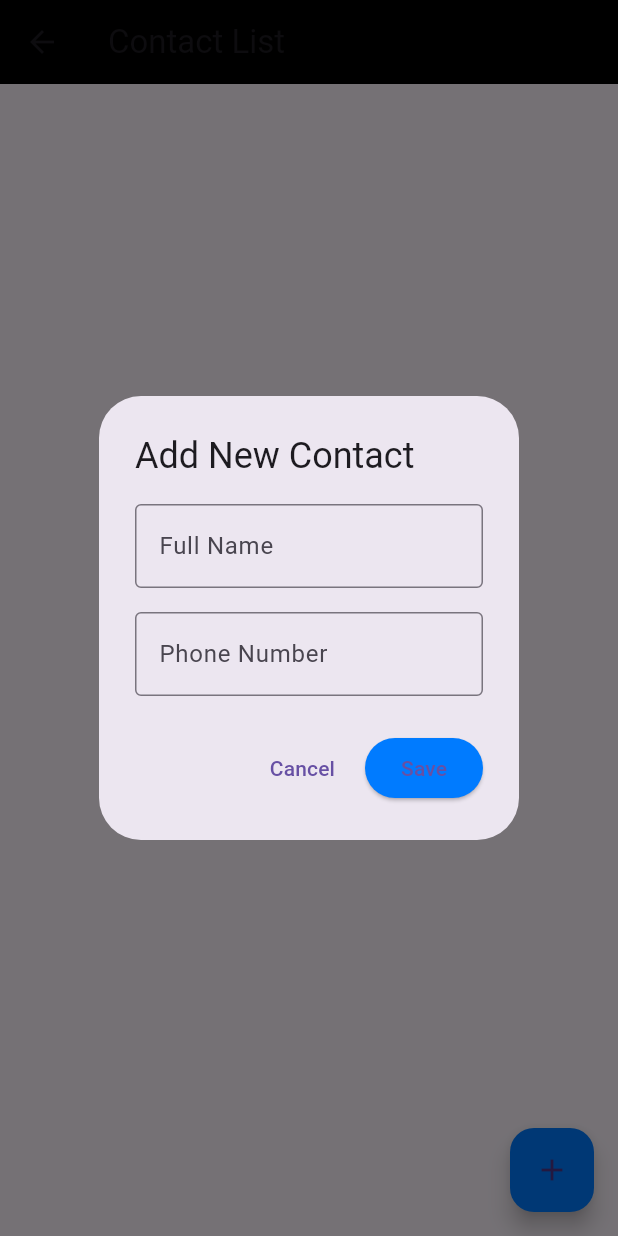
After one commit to Ahmed-Ayman89/Meeting_App, a Flutter app: the ContactsScreen screen opened directly, after a tap on the "add" icon, on a phone screen of 412 x 824 dp. The commit adds this screen. Run offline on Flutter 3.47's test engine with Material 3 defaults, Android fonts, the phone set to English and light mode, and no system bars; our stand-ins replace curved_navigation_bar, dio, flutter_bloc, flutter_svg, geocoding, google_maps_flutter and 2 more; accounts and stored records are empty; project files that could hold a hidden picture were left out.

Commit message:
Add bage contact info

```diff
--- /dev/null
+++ b/gradution_project/lib/screens/contact_info.dart
@@ -0,0 +1,265 @@
+import 'package:flutter/material.dart';
+
+import '../core/utils/App_color.dart';
+
+class Contact {
+  final String id;
+  final String name;
+  final String phone;
+
+  Contact({
+    required this.id,
+    required this.name,
+    required this.phone,
+  });
+}
+
+class ContactsScreen extends StatefulWidget {
+  const ContactsScreen({super.key});
+
+  @override
+  State<ContactsScreen> createState() => _ContactsScreenState();
+}
+
+class _ContactsScreenState extends State<ContactsScreen> {
+  final List<Contact> _contacts = [];
+  final _nameController = TextEditingController();
+  final _phoneController = TextEditingController();
+
+  @override
+  void dispose() {
+    _nameController.dispose();
+    _phoneController.dispose();
+    super.dispose();
+  }
+
+  @override
+  Widget build(BuildContext context) {
+    return Scaffold(
+      appBar: AppBar(
+        title: const Text('Contact List'),
+        backgroundColor: AppColor.black,
+      ),
+      body: _contacts.isEmpty
+          ? _buildEmptyState()
+          : ListView.builder(
+              padding: const EdgeInsets.all(16),
+              itemCount: _contacts.length,
+              itemBuilder: (context, index) {
+                return _buildContactItem(_contacts[index]);
+              },
+            ),
+      floatingActionButton: FloatingActionButton(
+        onPressed: () => _showAddContactDialog(context),
+        backgroundColor: AppColor.blue,
+        child: const Icon(Icons.add),
+      ),
+    );
+  }
+
+  Widget _buildEmptyState() {
+    return Center(
+      child: Column(
+        mainAxisAlignment: MainAxisAlignment.center,
+        children: [
+          Icon(Icons.contacts, size: 60, color: Colors.grey[400]),
+          const SizedBox(height: 16),
+          const Text(
+            'No contacts yet',
+            style: TextStyle(fontSize: 18, color: Colors.grey),
+          ),
+          const SizedBox(height: 8),
+          Text(
+            'Tap the + button to add a contact',
+            style: TextStyle(color: Colors.grey[600]),
+          ),
+        ],
+      ),
+    );
+  }
+
+  Widget _buildContactItem(Contact contact) {
+    return Card(
+      margin: const EdgeInsets.only(bottom: 16),
+      shape: RoundedRectangleBorder(
+        borderRadius: BorderRadius.circular(12),
+      ),
+      child: ListTile(
+        leading: const CircleAvatar(
+          radius: 25,
+          backgroundImage: AssetImage('assets/images/profile_placeholder.png'),
+        ),
+        title: Text(
+          contact.name,
+          style: const TextStyle(fontWeight: FontWeight.bold),
+        ),
+        subtitle: Text(contact.phone),
+        trailing: Row(
+          mainAxisSize: MainAxisSize.min,
+          children: [
+            IconButton(
+              icon: const Icon(Icons.edit, color: AppColor.black),
+              onPressed: () => _showEditContactDialog(context, contact),
+            ),
+            IconButton(
+              icon: const Icon(Icons.delete, color: Colors.red),
+              onPressed: () => _showDeleteConfirmation(context, contact),
+            ),
+          ],
+        ),
+      ),
+    );
+  }
+
+  void _showAddContactDialog(BuildContext context) {
+    _nameController.clear();
+    _phoneController.clear();
+
+    showDialog(
+      context: context,
+      builder: (context) {
+        return AlertDialog(
+          title: const Text('Add New Contact'),
+          content: Column(
+            mainAxisSize: MainAxisSize.min,
+            children: [
+              TextField(
+                controller: _nameController,
+                decoration: const InputDecoration(
+                  labelText: 'Full Name',
+                  border: OutlineInputBorder(),
+                ),
+              ),
+              const SizedBox(height: 16),
+              TextField(
+                controller: _phoneController,
+                decoration: const InputDecoration(
+                  labelText: 'Phone Number',
+                  border: OutlineInputBorder(),
+                ),
+                keyboardType: TextInputType.phone,
+              ),
+            ],
+          ),
+          actions: [
+            TextButton(
+              onPressed: () => Navigator.pop(context),
+              child: const Text('Cancel'),
+            ),
+            ElevatedButton(
+              onPressed: () {
+                if (_nameController.text.isNotEmpty &&
+                    _phoneController.text.isNotEmpty) {
+                  setState(() {
+                    _contacts.add(
+                      Contact(
+                        id: DateTime.now().toString(),
+                        name: _nameController.text,
+                        phone: _phoneController.text,
+                      ),
+                    );
+                  });
+                  Navigator.pop(context);
+                }
+              },
+              style: ElevatedButton.styleFrom(
+                backgroundColor: AppColor.blue,
+              ),
+              child: const Text('Save'),
+            ),
+          ],
+        );
+      },
+    );
+  }
+
+  void _showEditContactDialog(BuildContext context, Contact contact) {
+    _nameController.text = contact.name;
+    _phoneController.text = contact.phone;
+
+    showDialog(
+      context: context,
+      builder: (context) {
+        return AlertDialog(
+          title: const Text('Edit Contact'),
+          content: Column(
+            mainAxisSize: MainAxisSize.min,
+            children: [
+              TextField(
+                controller: _nameController,
+                decoration: const InputDecoration(
+                  labelText: 'Full Name',
+                  border: OutlineInputBorder(),
+                ),
+              ),
+              const SizedBox(height: 16),
+              TextField(
+                controller: _phoneController,
+                decoration: const InputDecoration(
+                  labelText: 'Phone Number',
+                  border: OutlineInputBorder(),
+                ),
+                keyboardType: TextInputType.phone,
+              ),
+            ],
+          ),
+          actions: [
+            TextButton(
+              onPressed: () => Navigator.pop(context),
+              child: const Text('Cancel'),
+            ),
+            ElevatedButton(
+              onPressed: () {
+                setState(() {
+                  final index = _contacts.indexWhere((c) => c.id == contact.id);
+                  if (index != -1) {
+                    _contacts[index] = Contact(
+                      id: contact.id,
+                      name: _nameController.text,
+                      phone: _phoneController.text,
+                    );
+                  }
+                });
+                Navigator.pop(context);
+              },
+              style: ElevatedButton.styleFrom(
+                backgroundColor: AppColor.black,
+              ),
+              child: const Text('Update'),
+            ),
+          ],
+        );
+      },
+    );
+  }
+
+  void _showDeleteConfirmation(BuildContext context, Contact contact) {
+    showDialog(
+      context: context,
+      builder: (context) {
+        return AlertDialog(
+          title: const Text('Delete Contact'),
+          content: const Text('Are you sure you want to delete this contact?'),
+          actions: [
+            TextButton(
+              onPressed: () => Navigator.pop(context),
+              child: const Text('Cancel'),
+            ),
+            ElevatedButton(
+              onPressed: () {
+                setState(() {
+                  _contacts.removeWhere((c) => c.id == contact.id);
+                });
+                Navigator.pop(context);
+              },
+              style: ElevatedButton.styleFrom(
+                backgroundColor: Colors.red,
+              ),
+              child: const Text('Delete'),
+            ),
+          ],
+        );
+      },
+    );
+  }
+}
```
Also changed, not shown: gradution_project/lib/screens/map_screen.dart (+15 -4 lines).
